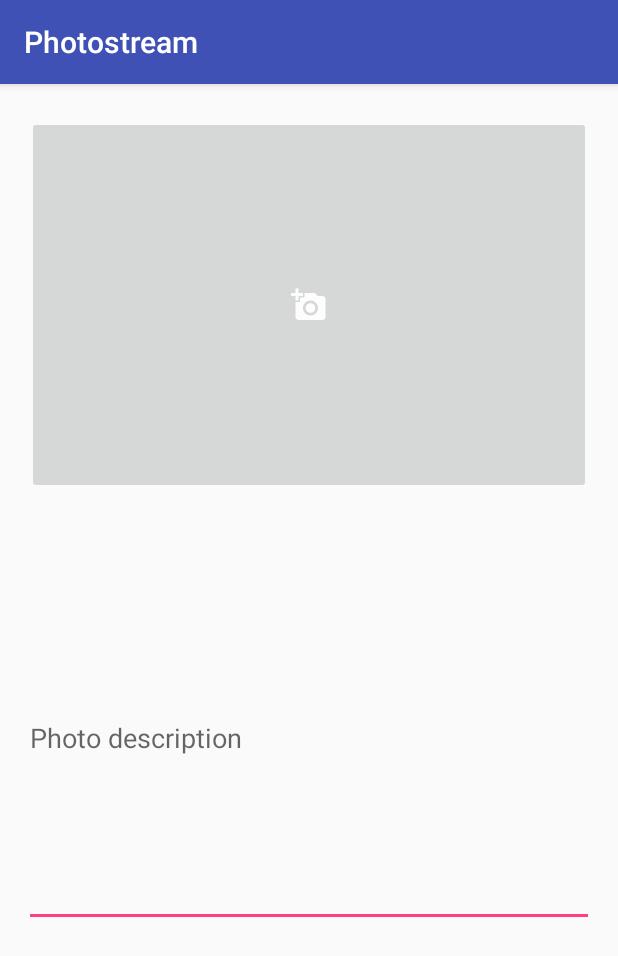
After one commit to Croydon/photostream-android-app, an Android app: the UploadPhoto screen opened directly, with no data from a screen before it, on a phone screen of 412 x 824 dp. The commit adds this screen. Shown: the top 956 px of the screen. Run offline under Robolectric (Android 15) with nearby library versions, the phone set to English and light mode, and no system bars.

Commit message:
Add Upload Photo Activity

```diff
--- a/app/build.gradle
+++ b/app/build.gradle
@@ -10,6 +10,7 @@ android {
         versionCode 1
         versionName "1.0"
         testInstrumentationRunner "android.support.test.runner.AndroidJUnitRunner"
+        vectorDrawables.useSupportLibrary = true
     }
     buildTypes {
         release {
@@ -17,16 +18,18 @@ android {
             proguardFiles getDefaultProguardFile('proguard-android.txt'), 'proguard-rules.pro'
         }
     }
+    compileOptions {
+        sourceCompatibility JavaVersion.VERSION_1_8
+        targetCompatibility JavaVersion.VERSION_1_8
+    }
 }
 
 dependencies {
-    compile fileTree(dir: 'libs', include: ['*.jar'])
+    compile fileTree(include: ['*.jar'], dir: 'libs')
     androidTestCompile('com.android.support.test.espresso:espresso-core:2.2.2', {
         exclude group: 'com.android.support', module: 'support-annotations'
     })
     testCompile 'junit:junit:4.12'
-
-
     compile 'com.android.support.constraint:constraint-layout:1.0.2'
     compile 'com.android.support:appcompat-v7:25.0.0'
     compile 'com.android.support:design:25.0.0'
--- a/app/src/main/java/h_da/fbi/khami/photostream/MainActivity.java
+++ b/app/src/main/java/h_da/fbi/khami/photostream/MainActivity.java
@@ -1,8 +1,10 @@
 package h_da.fbi.khami.photostream;
 
+import android.content.Intent;
 import android.os.Build;
 import android.os.Bundle;
 import android.support.annotation.RequiresApi;
+import android.support.design.widget.FloatingActionButton;
 import android.support.v7.widget.LinearLayoutManager;
 import android.support.v7.widget.RecyclerView;
 import android.util.Log;
@@ -24,6 +26,7 @@ public class MainActivity extends PhotoStreamActivity implements OnPhotosReceive
     RecyclerView recyclerView;
     PhotoAdapter adapter;
     LinearLayoutManager linearLayoutManager;
+    FloatingActionButton fab;
 
     @RequiresApi(api = Build.VERSION_CODES.M)
     @Override
@@ -35,7 +38,7 @@ public class MainActivity extends PhotoStreamActivity implements OnPhotosReceive
         adapter = new PhotoAdapter();
 
         recyclerView = (RecyclerView) findViewById(R.id.stream_recyclerView);
-         linearLayoutManager = new LinearLayoutManager(this,LinearLayoutManager.VERTICAL,false);
+        linearLayoutManager = new LinearLayoutManager(this,LinearLayoutManager.VERTICAL,false);
         recyclerView.setLayoutManager(linearLayoutManager);
 
 
@@ -62,6 +65,15 @@ public class MainActivity extends PhotoStreamActivity implements OnPhotosReceive
 
         recyclerView.setAdapter(adapter);
 
+        fab = (FloatingActionButton) findViewById(R.id.add_photo_fab);
+
+        fab.setOnClickListener(new View.OnClickListener() {
+            @Override
+            public void onClick(View view)
+            {
+                startActivity(new Intent(MainActivity.this, UploadPhoto.class));
+            }
+        });
     }
 
     @Override
--- /dev/null
+++ b/app/src/main/java/h_da/fbi/khami/photostream/UploadPhoto.java
@@ -0,0 +1,13 @@
+package h_da.fbi.khami.photostream;
+
+import android.support.v7.app.AppCompatActivity;
+import android.os.Bundle;
+
+public class UploadPhoto extends AppCompatActivity {
+
+    @Override
+    protected void onCreate(Bundle savedInstanceState) {
+        super.onCreate(savedInstanceState);
+        setContentView(R.layout.activity_upload_photo);
+    }
+}
--- /dev/null
+++ b/app/src/main/res/layout/activity_upload_photo.xml
@@ -0,0 +1,40 @@
+<?xml version="1.0" encoding="utf-8"?>
+<android.support.constraint.ConstraintLayout xmlns:android="http://schemas.android.com/apk/res/android"
+    xmlns:app="http://schemas.android.com/apk/res-auto"
+    xmlns:tools="http://schemas.android.com/tools"
+    android:layout_width="match_parent"
+    android:layout_height="match_parent"
+    tools:context="h_da.fbi.khami.photostream.UploadPhoto"
+    tools:layout_editor_absoluteY="81dp">
+
+    <EditText
+        android:id="@+id/description_editText"
+        android:layout_width="0dp"
+        android:layout_height="0dp"
+        android:layout_marginBottom="206dp"
+        android:layout_marginEnd="16dp"
+        android:layout_marginStart="16dp"
+        android:contentDescription="Photo description"
+        android:ems="10"
+        android:hint="Photo description"
+        android:inputType="textPersonName"
+        android:singleLine="false"
+        app:layout_constraintBottom_toBottomOf="parent"
+        app:layout_constraintEnd_toEndOf="parent"
+        app:layout_constraintStart_toStartOf="parent"
+        app:layout_constraintTop_toBottomOf="@+id/select_photo_imageButton" />
+
+    <ImageButton
+        android:id="@+id/select_photo_imageButton"
+        android:layout_width="0dp"
+        android:layout_height="0dp"
+        android:layout_marginBottom="37dp"
+        android:layout_marginEnd="18dp"
+        android:layout_marginStart="18dp"
+        android:layout_marginTop="21dp"
+        app:layout_constraintBottom_toTopOf="@+id/description_editText"
+        app:layout_constraintEnd_toEndOf="parent"
+        app:layout_constraintStart_toStartOf="parent"
+        app:layout_constraintTop_toTopOf="parent"
+        app:srcCompat="@drawable/ic_add_a_photo_black_24dp" />
+</android.support.constraint.ConstraintLayout>
```
Also changed, not shown: 1 other file.
